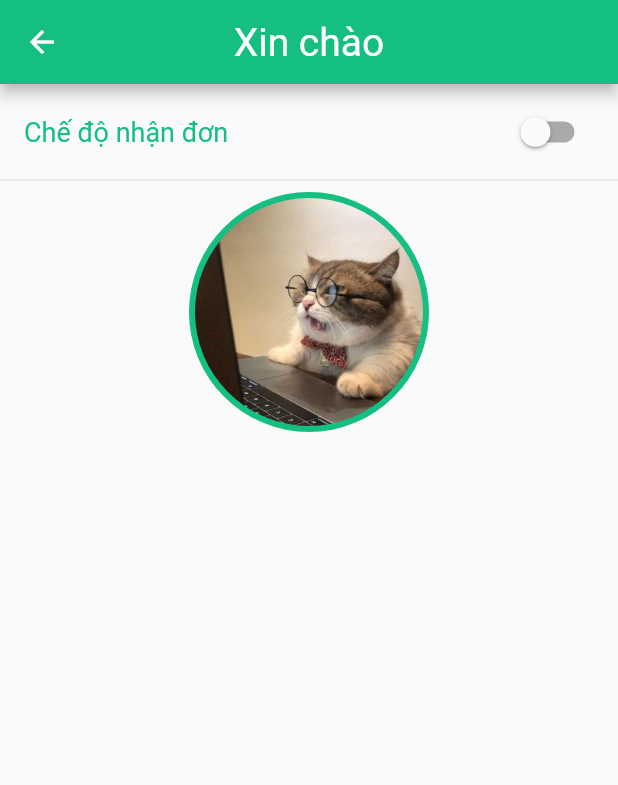
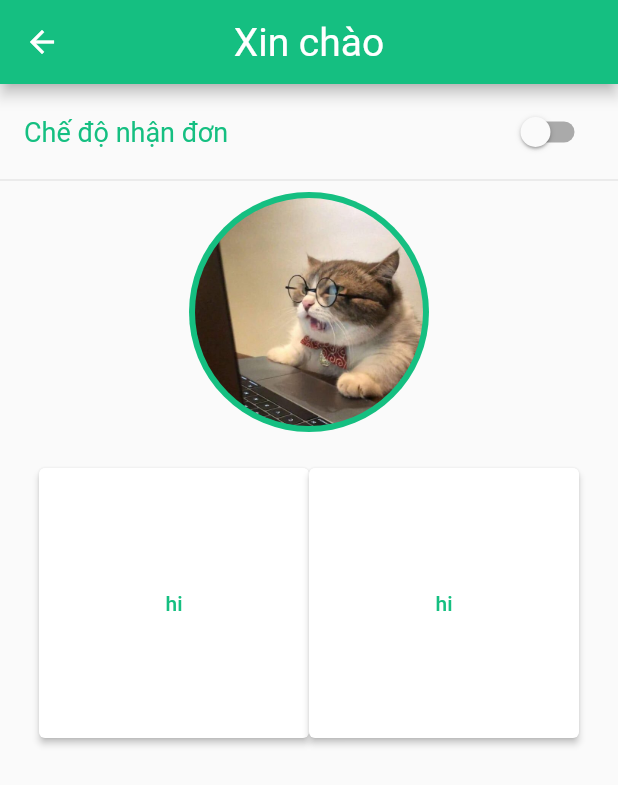
Before and after one commit to fptu-team-404-not-found/co_tam_houseworker_mobile, a Flutter app: the HomePage screen opened by its route, on a phone screen of 412 x 824 dp. Shown: the top 785 px of the screen. Run offline on Flutter 3.47's test engine with Material 2 defaults, Android fonts, the phone set to English and light mode, and no system bars; our stand-ins replace flutter_clean_architecture, font_awesome_flutter.

Commit message:
[tienhuynh-tn] home_page_v2

```diff
--- a/lib/app/pages/home/home_view.dart
+++ b/lib/app/pages/home/home_view.dart
@@ -1,6 +1,7 @@
 import 'package:co_tam_houseworker_mobile/app/pages/home/home_controller.dart';
 import 'package:co_tam_houseworker_mobile/app/utils/constant.dart';
 import 'package:co_tam_houseworker_mobile/app/widgets/avatar.dart';
+import 'package:co_tam_houseworker_mobile/app/widgets/square_box_button.dart';
 import 'package:co_tam_houseworker_mobile/app/widgets/switch_button.dart';
 import 'package:co_tam_houseworker_mobile/app/widgets/top_app_bar.dart';
 import 'package:flutter/material.dart';
@@ -24,7 +25,7 @@ class HomePageView extends ViewState<HomePage, HomeController> {
         child: TopAppBar("Xin chào", null)
     ),
     body: Column(
-      crossAxisAlignment: CrossAxisAlignment.stretch,
+      crossAxisAlignment: CrossAxisAlignment.center,
       mainAxisSize: MainAxisSize.max,
       mainAxisAlignment: MainAxisAlignment.start,
       children: [
@@ -45,7 +46,16 @@ class HomePageView extends ViewState<HomePage, HomeController> {
           ],
         ),
         const Divider(),
-        const Avatar(radius: 80)
+        const Avatar(radius: 80),
+        SizedBox(height: 24),
+        Row(
+          mainAxisAlignment: MainAxisAlignment.center,
+          children: const [
+            SquareBoxButton(),
+            SquareBoxButton()
+          ],
+        ),
+
       ],
     ),
   );
--- /dev/null
+++ b/lib/app/widgets/square_box_button.dart
@@ -0,0 +1,29 @@
+import 'package:co_tam_houseworker_mobile/app/utils/constant.dart';
+import 'package:flutter/material.dart';
+
+class SquareBoxButton extends StatelessWidget {
+  const SquareBoxButton({Key? key}) : super(key: key);
+
+  @override
+  Widget build(BuildContext context) {
+    return ElevatedButton(
+      style: ButtonStyle(
+        // shape: MaterialStateProperty.all<RoundedRectangleBorder>(
+        //     RoundedRectangleBorder(
+        //         borderRadius: BorderRadius.circular(18.0),
+        //         side: BorderSide(color: Colors.red)
+        //     )
+        // ),
+        fixedSize: MaterialStateProperty.all(Size.square(180)),
+        backgroundColor: MaterialStateProperty.all(AppColor.secondaryColor100)
+      ),
+      onPressed: () {},
+      child: const Text(
+        'hi',
+        style: TextStyle(
+          color: AppColor.primaryColor100
+        ),
+      ),
+    );
+  }
+}
```
